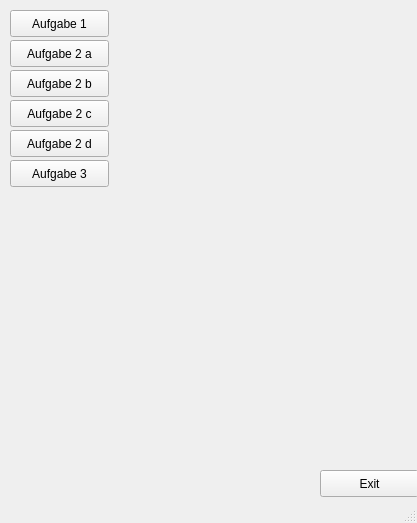
First picture: the form in mainwindow.ui, repository n00bi14/cv_practical_course, before the edit.
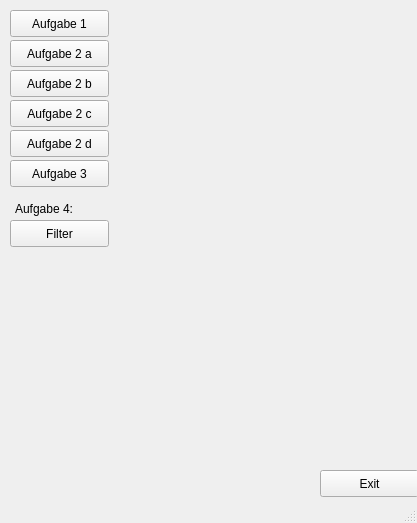
Second picture: the form after the edit.

Commit message: Implements Median,Gaussian,Laplacian filter methods. Canny Edge has a big bug.

Patch:
```diff
--- a/mainwindow.ui
+++ b/mainwindow.ui
@@ -105,6 +105,32 @@
      <string>Aufgabe 3</string>
     </property>
    </widget>
+   <widget class="QLabel" name="label">
+    <property name="geometry">
+     <rect>
+      <x>15</x>
+      <y>200</y>
+      <width>91</width>
+      <height>17</height>
+     </rect>
+    </property>
+    <property name="text">
+     <string>Aufgabe 4:</string>
+    </property>
+   </widget>
+   <widget class="QPushButton" name="btn_aufgabe4">
+    <property name="geometry">
+     <rect>
+      <x>10</x>
+      <y>220</y>
+      <width>99</width>
+      <height>27</height>
+     </rect>
+    </property>
+    <property name="text">
+     <string>Filter</string>
+    </property>
+   </widget>
   </widget>
   <widget class="QStatusBar" name="statusBar"/>
  </widget>
```
The commit also changes 11 other files.
